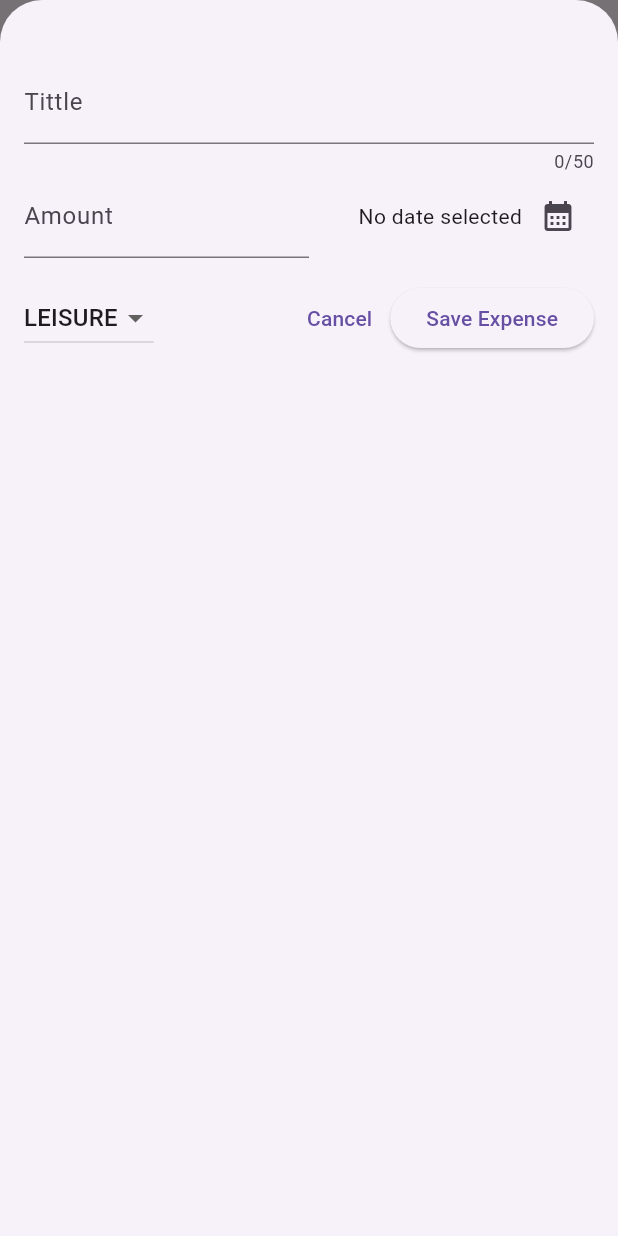
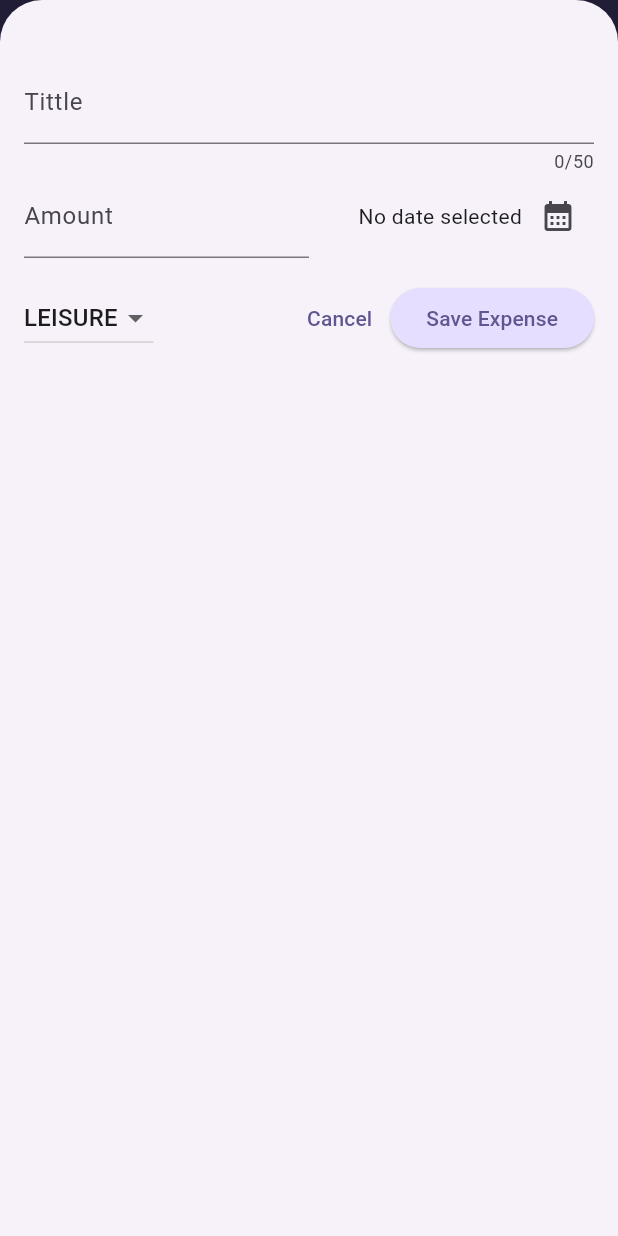
Before and after one commit to aakross/expensestracker, a Flutter app: the screen it shows after launch, after a tap on the "add" icon, on a phone screen of 412 x 824 dp. Run offline on Flutter 3.47's test engine with Material 3 defaults, Android fonts, the phone set to English and light mode, and no system bars.

Commit message:
08/05/24

```diff
--- a/lib/main.dart
+++ b/lib/main.dart
@@ -1,9 +1,40 @@
 import 'package:flutter/material.dart';
 import 'package:expense_tracker/widgets/expenses.dart';
 
+var kColoScheme =
+    ColorScheme.fromSeed(seedColor: const Color.fromARGB(255, 78, 17, 221));
+
 void main() {
-  runApp(MaterialApp(
-    theme: ThemeData().copyWith(useMaterial3: true, scaffoldBackgroundColor: const Color.fromARGB(255, 141, 76, 76)),
-    home: const Expenses(),
-  ));
+  runApp(
+    MaterialApp(
+      theme: ThemeData().copyWith(
+        //useMaterial3: true,
+        colorScheme: kColoScheme,
+        appBarTheme: const AppBarTheme().copyWith(
+          backgroundColor: kColoScheme.onPrimaryContainer,
+          foregroundColor: kColoScheme.primaryContainer,
+          centerTitle: true,
+        ),
+        cardTheme: const CardTheme().copyWith(
+          color: kColoScheme.secondaryContainer,
+          margin: const EdgeInsets.symmetric(
+            horizontal: 16,
+            vertical: 8,
+          ),
+        ),
+        elevatedButtonTheme: ElevatedButtonThemeData(
+          style: ElevatedButton.styleFrom(
+            backgroundColor: kColoScheme.primaryContainer,
+          ),
+        ),
+        textTheme: ThemeData().textTheme.copyWith(
+              titleLarge: TextStyle(
+                  fontWeight: FontWeight.bold,
+                  color: kColoScheme.onSecondaryContainer,
+                  fontSize: 16),
+            ),
+      ),
+      home: const Expenses(),
+    ),
+  );
 }
--- a/lib/widgets/expenses_list/expense_item.dart
+++ b/lib/widgets/expenses_list/expense_item.dart
@@ -11,10 +11,11 @@ class ExpenseItem extends StatelessWidget {
       child: Padding(
         padding: const EdgeInsets.symmetric(horizontal: 20, vertical: 16),
         child: Column(
+          crossAxisAlignment: CrossAxisAlignment.start,
           children: [
             Text(
               expense.tittle,
-              style: const TextStyle(),
+              style: Theme.of(context).textTheme.titleLarge,
             ),
             const SizedBox(height: 4),
             Row(
--- a/lib/widgets/expenses_list/expenses_list.dart
+++ b/lib/widgets/expenses_list/expenses_list.dart
@@ -16,6 +16,12 @@ class ExpensesList extends StatelessWidget {
     return ListView.builder(
       itemCount: expenses.length,
       itemBuilder: (ctx, index) => Dismissible(
+        background: Container(
+          color: Theme.of(context).colorScheme.error.withOpacity(0.80),
+          margin: EdgeInsets.symmetric(
+            horizontal: Theme.of(context).cardTheme.margin!.horizontal,
+          ),
+        ),
         key: ValueKey(expenses[index]),
         onDismissed: (direction) {
           onRemoveExpense(expenses[index]);
```
